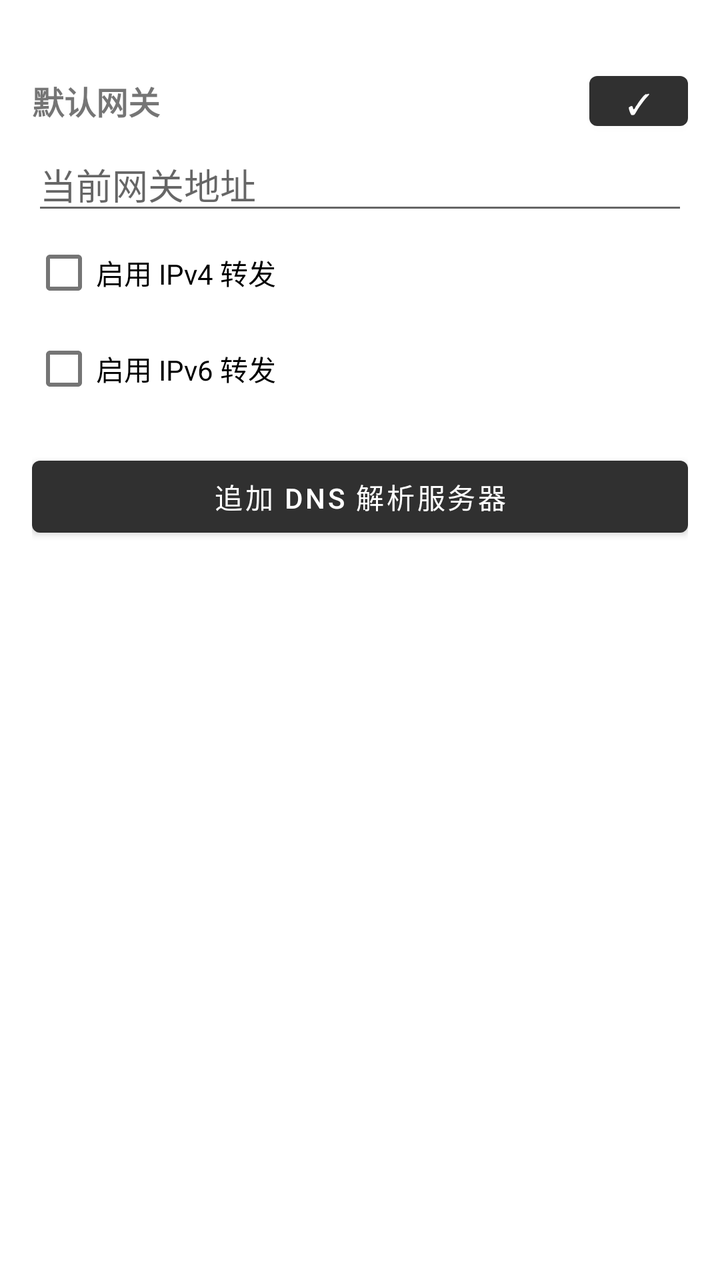
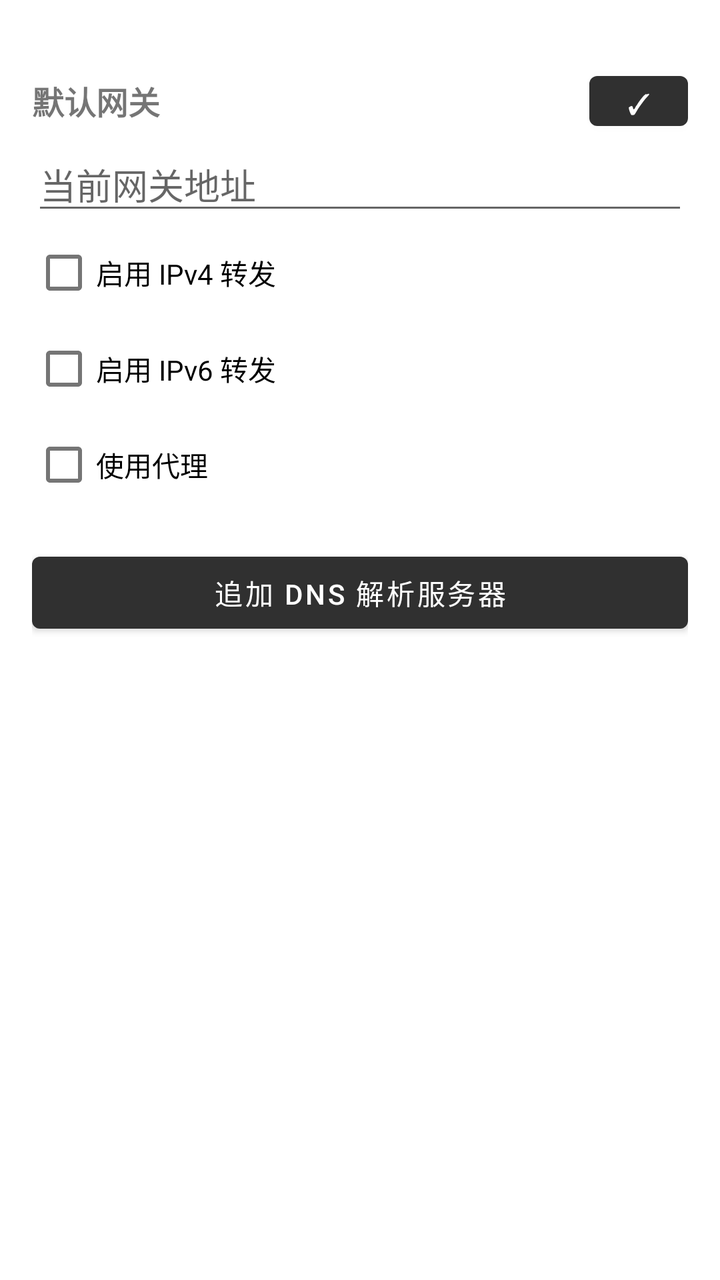

The first picture is an Android layout as it rendered before a commit; the second is the same layout after the commit. The layout source and the unified diff follow.
<!-- AndroidManifest.xml: application theme Theme.TailscaleRoot -->
<!-- res/layout/fragment_net_options.xml -->
<?xml version="1.0" encoding="utf-8"?>
<androidx.constraintlayout.widget.ConstraintLayout xmlns:android="http://schemas.android.com/apk/res/android"
    xmlns:tools="http://schemas.android.com/tools"
    xmlns:app="http://schemas.android.com/apk/res-auto"
    android:layout_width="match_parent"
    android:layout_height="match_parent">

    <ScrollView
        android:id="@+id/up_options_scroll"
        android:layout_width="match_parent"
        android:layout_height="match_parent"
        tools:context=".ui.UpOptionsFragment"
        android:layout_marginBottom="?attr/actionBarSize">

        <LinearLayout
            android:layout_width="match_parent"
            android:layout_height="wrap_content"
            android:orientation="vertical"
            android:padding="16dp">








            <androidx.constraintlayout.widget.ConstraintLayout
                android:layout_width="match_parent"
                android:layout_height="wrap_content"
                android:layout_marginTop="16dp">

                <TextView
                    android:id="@+id/gateway_label"
                    app:layout_constraintBottom_toBottomOf="@+id/gateway_confirm"
                    app:layout_constraintEnd_toStartOf="@+id/gateway_confirm"
                    app:layout_constraintStart_toStartOf="parent"
                    app:layout_constraintTop_toTopOf="parent"
                    android:layout_width="0dp"
                    android:layout_height="wrap_content"
                    android:layout_marginEnd="8dp"
                    android:ellipsize="end"
                    android:maxLines="1"
                    android:text="@string/text_gateway"
                    android:textSize="16sp"
                    android:textStyle="bold" />

                <Button
                    android:id="@+id/gateway_confirm"
                    app:layout_constraintBottom_toBottomOf="parent"
                    app:layout_constraintDimensionRatio="4:3"
                    app:layout_constraintEnd_toEndOf="parent"
                    app:layout_constraintTop_toTopOf="parent"
                    app:layout_constraintWidth_default="percent"
                    app:layout_constraintWidth_percent="0.15"
                    android:layout_width="0dp"
                    android:layout_height="0dp"
                    android:text="@string/button_apply_gateway" />

            </androidx.constraintlayout.widget.ConstraintLayout>


            <EditText
                android:id="@+id/edit_login_server"
                android:layout_width="match_parent"
                android:layout_height="wrap_content"
                android:hint="@string/text_route"
                android:importantForAutofill="no"
                android:inputType="textUri" />

            <CheckBox
                android:id="@+id/ipv4_forwarding_checkbox"
                android:layout_width="match_parent"
                android:layout_height="wrap_content"
                android:text="@string/forward_v4" />

            <CheckBox
                android:id="@+id/ipv6_forwarding_checkbox"
                android:layout_width="match_parent"
                android:layout_height="wrap_content"
                android:text="@string/forward_v6" />

            <Button
                android:id="@+id/add_dns_nameserver"
                android:layout_width="match_parent"
                android:layout_height="wrap_content"
                android:text="@string/dns_nameserver"
                android:layout_marginTop="16dp" />

        </LinearLayout>
    </ScrollView>
</androidx.constraintlayout.widget.ConstraintLayout>
<!-- resources referenced by this layout -->
<resources>
  <string name="button_apply_gateway">✓</string>
  <string name="dns_nameserver">追加 DNS 解析服务器</string>
  <string name="forward_v4">启用 IPv4 转发</string>
  <string name="forward_v6">启用 IPv6 转发</string>
  <string name="text_gateway">默认网关</string>
  <string name="text_route">当前网关地址</string>
  <style name="Theme.TailscaleRoot" parent="Theme.MaterialComponents.DayNight.DarkActionBar">
          
          <item name="colorPrimary">@color/gray</item>
          <item name="colorPrimaryVariant">@color/light_gray</item>
          <item name="colorOnPrimary">@color/white</item>
          
          <item name="colorSecondary">@color/teal_200</item>
          <item name="colorSecondaryVariant">@color/teal_700</item>
          <item name="colorOnSecondary">@color/black</item>
          
          <item name="android:statusBarColor">?attr/colorPrimaryVariant</item>
          
      </style>
  <color name="gray">#FF303030</color>
  <color name="light_gray">#FF404040</color>
  <color name="white">#FFFFFFFF</color>
  <color name="teal_200">#FF03DAC5</color>
  <color name="teal_700">#FF018786</color>
  <color name="black">#FF000000</color>
</resources>

<!-- the commit's change to res/layout/fragment_net_options.xml (unified diff, before → after) -->
@@ -80,6 +80,12 @@
                 android:layout_height="wrap_content"
                 android:text="@string/forward_v6" />
 
+            <CheckBox
+                android:id="@+id/use_proxy_checkbox"
+                android:layout_width="match_parent"
+                android:layout_height="wrap_content"
+                android:text="使用代理" />
+
             <Button
                 android:id="@+id/add_dns_nameserver"
                 android:layout_width="match_parent"
